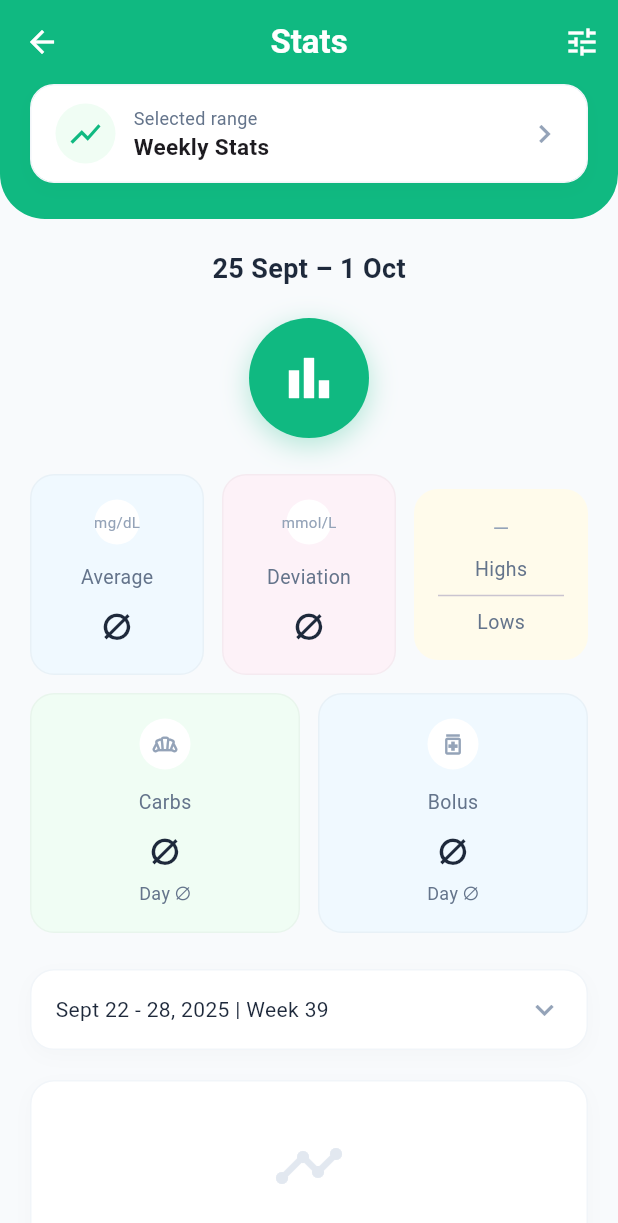
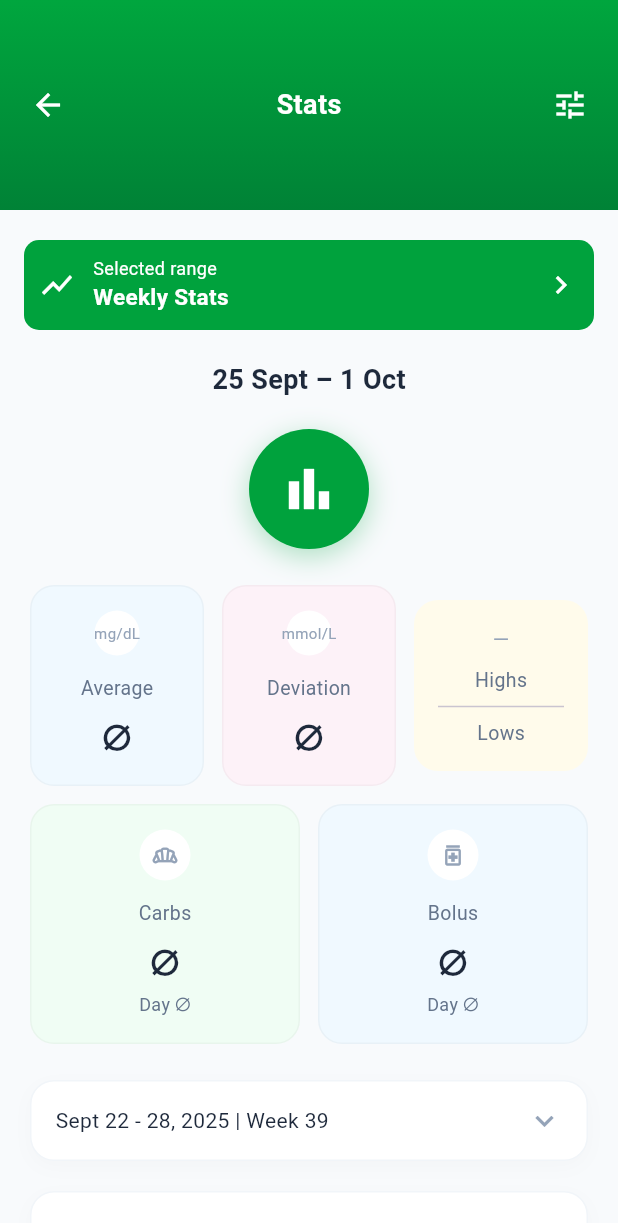
Before and after one commit to IsmailCoder366/Dialens, a Flutter app: the StatsScreen screen opened by its route, on a phone screen of 412 x 824 dp. Shown: the top 1223 px of the screen. Run offline on Flutter 3.47's test engine with Material 3 defaults, Android fonts, the phone set to English and light mode, and no system bars; our stand-ins replace fl_chart.

Commit message:
custom app bar created for stat screen

```diff
--- a/lib/features/profile/screens/state_screen.dart
+++ b/lib/features/profile/screens/state_screen.dart
@@ -1,5 +1,6 @@
 import 'package:flutter/material.dart';
 import '../widgets/action_card.dart';
+import '../widgets/custom_app_bar.dart';
 import '../widgets/primary_button.dart';
 import '../widgets/state_grid_card.dart';
 
@@ -8,57 +9,51 @@ class StatsScreen extends StatelessWidget {
 
   @override
   Widget build(BuildContext context) {
-    const Color greenTheme = Color(0xFF10B981);
+
 
     return Scaffold(
       backgroundColor: const Color(0xFFF8FAFC),
-      appBar: AppBar(
-        backgroundColor: greenTheme,
-        elevation: 0,
-        leading: IconButton(
-          icon: const Icon(Icons.arrow_back, color: Colors.white),
-          onPressed: () => Navigator.pop(context),
+      appBar: CustomGradientAppBar(
+        gradientColors: [
+          Color(0xff00A63E),
+          Color(0xff008236),
+        ],
+        title: "Stats",
+        height: 140, // Set your custom height here
+        actions: [
+          IconButton(
+            icon: const Icon(Icons.tune, color: Colors.white),
+            onPressed: () {},
           ),
-        title: const Text("Stats", style: TextStyle(color: Colors.white, fontWeight: FontWeight.bold)),
-        centerTitle: true,
-        actions: [
-          IconButton(icon: const Icon(Icons.tune, color: Colors.white), onPressed: () {}),
         ],
       ),
       body: SingleChildScrollView(
         child: Column(
           children: [
+            SizedBox(height: 20),
             // --- TOP HEADER BLOCK ---
             Container(
-              padding: const EdgeInsets.fromLTRB(20, 0, 20, 24),
-              decoration: const BoxDecoration(
-                color: greenTheme,
-                borderRadius: BorderRadius.only(
-                  bottomLeft: Radius.circular(30),
-                  bottomRight: Radius.circular(30),
+              width: 380,
+              height: 60,
+              padding: const EdgeInsets.symmetric(horizontal: 10, vertical: 10),
+              decoration:  BoxDecoration(
+                color: Color(0xff00A23D),
+                borderRadius: BorderRadius.circular(10),
               ),
-              ),
-              child: ActionCard(
-                padding: const EdgeInsets.symmetric(horizontal: 16, vertical: 12),
               child: Row(
                 children: [
-                    Container(
-                      padding: const EdgeInsets.all(8),
-                      decoration: const BoxDecoration(color: Color(0xFFF0FDF4), shape: BoxShape.circle),
-                      child: const Icon(Icons.show_chart, color: greenTheme),
-                    ),
+                  const Icon(Icons.show_chart, color: Colors.white),
                   const SizedBox(width: 12),
                   const Column(
                     crossAxisAlignment: CrossAxisAlignment.start,
                     children: [
-                        Text("Selected range", style: TextStyle(color: Color(0xFF64748B), fontSize: 12)),
-                        Text("Weekly Stats", style: TextStyle(fontWeight: FontWeight.bold, fontSize: 15)),
+                      Text("Selected range", style: TextStyle(color: Colors.white, fontSize: 12)),
+                      Text("Weekly Stats", style: TextStyle(fontWeight: FontWeight.bold, fontSize: 15, color: Colors.white)),
                     ],
                   ),
                   const Spacer(),
-                    const Icon(Icons.chevron_right, color: Color(0xFF94A3B8)),
+                  const Icon(Icons.chevron_right, color: Colors.white),
                 ],
-                ),
               ),
             ),
 
@@ -75,9 +70,9 @@ class StatsScreen extends StatelessWidget {
                     height: 80,
                     width: 80,
                     decoration: BoxDecoration(
-                      color: greenTheme,
+                      color: Color(0xff00A23D),
                       shape: BoxShape.circle,
-                      boxShadow: [BoxShadow(color: greenTheme.withOpacity(0.3), blurRadius: 15, offset: const Offset(0, 5))],
+                      boxShadow: [BoxShadow(color: Color(0xff00A23D).withOpacity(0.3), blurRadius: 15, offset: const Offset(0, 5))],
                     ),
                     child: const Icon(Icons.bar_chart, color: Colors.white, size: 40),
                   ),
--- /dev/null
+++ b/lib/features/profile/widgets/custom_app_bar.dart
@@ -0,0 +1,64 @@
+import 'package:flutter/material.dart';
+
+class CustomGradientAppBar extends StatelessWidget implements PreferredSizeWidget {
+  final String title;
+  final double height;
+  final List<Color> gradientColors;
+  final VoidCallback? onBackPress;
+  final List<Widget>? actions;
+
+  const CustomGradientAppBar({
+    super.key,
+    required this.title,
+    this.height = 120.0, // Default custom height
+    this.gradientColors = const [Color(0xFF10B981), Color(0xFF047857)],
+    this.onBackPress,
+    this.actions,
+  });
+
+  @override
+  Size get preferredSize => Size.fromHeight(height);
+
+  @override
+  Widget build(BuildContext context) {
+    return Container(
+      padding: EdgeInsets.only(top: MediaQuery.of(context).padding.top),
+      decoration: BoxDecoration(
+        gradient: LinearGradient(
+          begin: Alignment.topCenter,
+          end: Alignment.bottomCenter,
+          colors: gradientColors,
+        ),
+      ),
+      child: Column(
+        mainAxisAlignment: MainAxisAlignment.center,
+        children: [
+          Padding(
+            padding: const EdgeInsets.symmetric(horizontal: 8, vertical: 8),
+            child: Row(
+              mainAxisAlignment: MainAxisAlignment.spaceBetween,
+              children: [
+                IconButton(
+                  icon: const Icon(Icons.arrow_back, color: Colors.white),
+                  onPressed: onBackPress ?? () => Navigator.pop(context),
+                ),
+                Text(
+                  title,
+                  style: const TextStyle(
+                    color: Colors.white,
+                    fontSize: 18,
+                    fontWeight: FontWeight.bold,
+                  ),
+                ),
+                Row(
+                  mainAxisSize: MainAxisSize.min,
+                  children: actions ?? [const SizedBox(width: 48)], // Keeps title centered
+                ),
+              ],
+            ),
+          ),
+        ],
+      ),
+    );
+  }
+}
```
Lines whose indentation alone changed are shown as unchanged.
